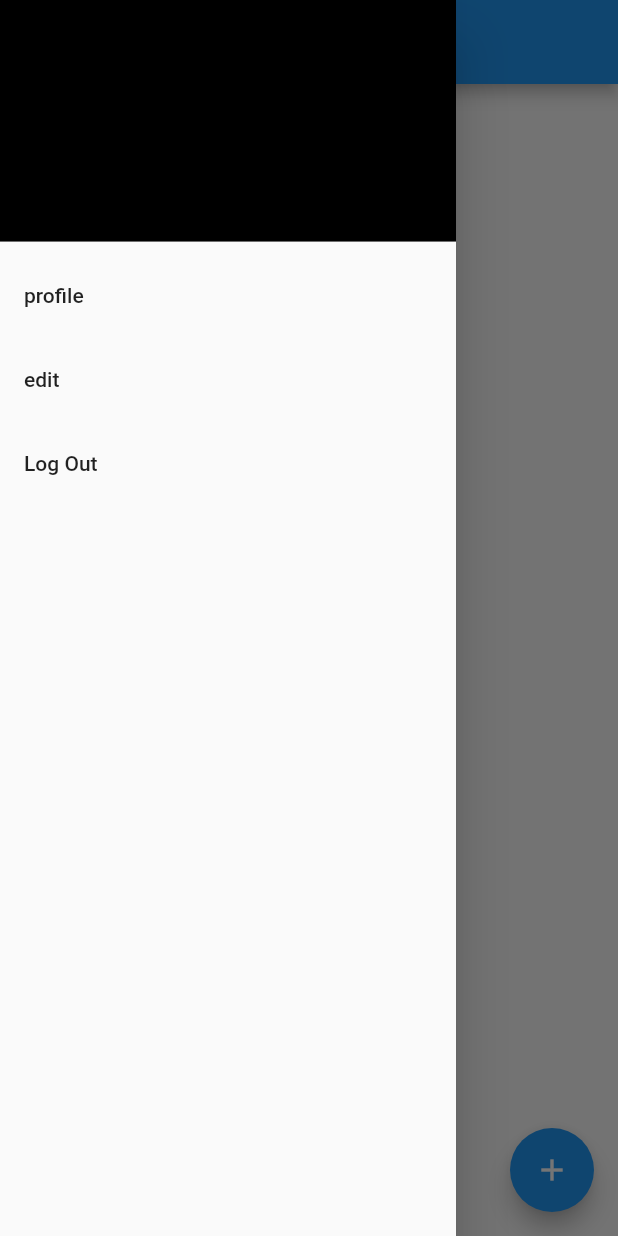
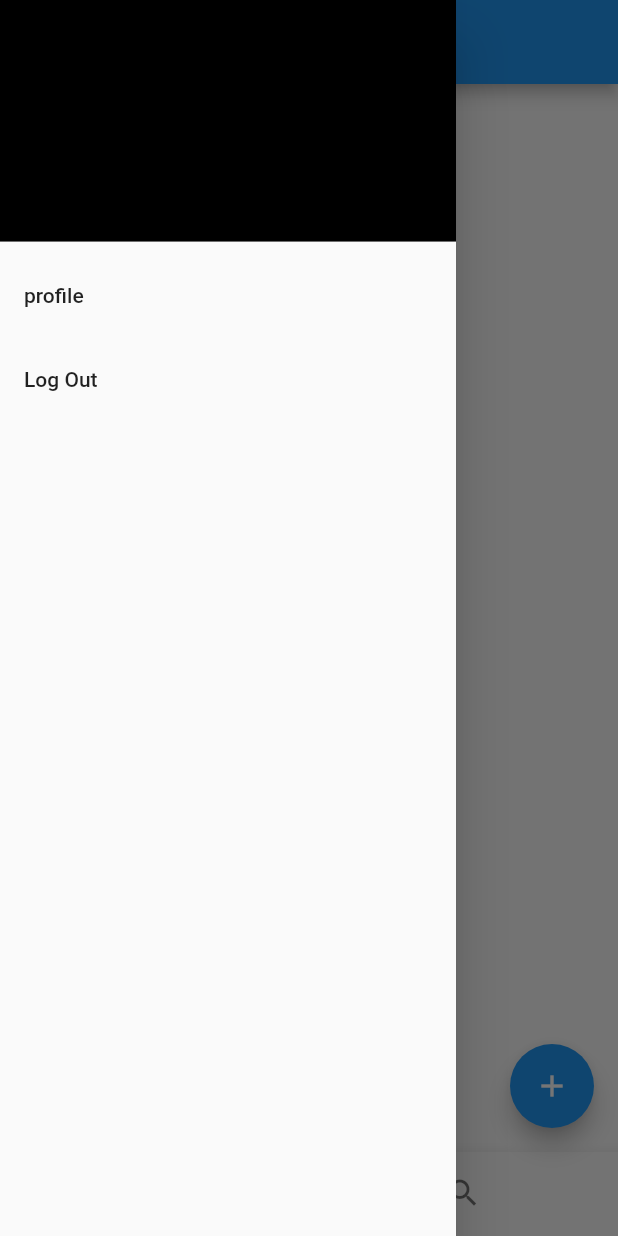
Before and after one commit to rudranshawasthi/chatroom, a Flutter app: the screen it shows once a user with an empty profile is signed in, with the side drawer open, on a phone screen of 412 x 824 dp. Run offline on Flutter 3.47's test engine with Material 2 defaults, Android fonts, the phone set to English and light mode, and no system bars; our stand-ins replace cloud_firestore, firebase_auth, firebase_core, firebase_storage, image_picker; accounts and stored records are empty.

Commit message:
search users

```diff
--- a/Chatroom/lib/screens/main/home.dart
+++ b/Chatroom/lib/screens/main/home.dart
@@ -1,15 +1,31 @@
+import 'package:Chatroom/screens/main/home/feed.dart';
+import 'package:Chatroom/screens/main/home/search.dart';
 import 'package:Chatroom/services/auth.dart';
+import 'package:firebase_auth/firebase_auth.dart';
 import 'package:flutter/material.dart';
 
-class Home extends StatelessWidget {
+class Home extends StatefulWidget {
+  @override
+  _HomeState createState() => _HomeState();
+}
+
+class _HomeState extends State<Home> {
   final AuthService _authService = AuthService();
+  int _currentIndex = 0;
+  final List<Widget> _children = [Feed(), Search()];
+
+  void onTapPressed(int index) {
+    setState(() {
+      _currentIndex = index;
+    });
+  }
+
   @override
   Widget build(BuildContext context) {
     return Scaffold(
       appBar: AppBar(
         title: Text('Home'),
       ),
-      body: Text("home"),
       floatingActionButton: FloatingActionButton(
         onPressed: () {
           Navigator.pushNamed(context, '/add');
@@ -26,12 +42,8 @@ class Home extends StatelessWidget {
             ListTile(
                 title: Text("profile"),
                 onTap: () {
-                  Navigator.pushNamed(context, '/profile');
-                }),
-            ListTile(
-                title: Text("edit"),
-                onTap: () {
-                  Navigator.pushNamed(context, '/edit');
+                  Navigator.pushNamed(context, '/profile',
+                      arguments: FirebaseAuth.instance.currentUser.uid);
                 }),
             ListTile(
                 title: Text("Log Out"),
@@ -41,6 +53,17 @@ class Home extends StatelessWidget {
           ],
         ),
       ),
+      bottomNavigationBar: BottomNavigationBar(
+        onTap: onTapPressed,
+        currentIndex: _currentIndex,
+        showSelectedLabels: false,
+        showUnselectedLabels: false,
+        items: [
+          BottomNavigationBarItem(icon: Icon(Icons.home), label: 'home'),
+          BottomNavigationBarItem(icon: Icon(Icons.search), label: 'search'),
+        ],
+      ),
+      body: _children[_currentIndex],
     );
   }
 }
--- /dev/null
+++ b/Chatroom/lib/screens/main/home/feed.dart
@@ -0,0 +1,13 @@
+import 'package:flutter/material.dart';
+
+class Feed extends StatefulWidget {
+  @override
+  _FeedState createState() => _FeedState();
+}
+
+class _FeedState extends State<Feed> {
+  @override
+  Widget build(BuildContext context) {
+    return Text("Feed");
+  }
+}
--- /dev/null
+++ b/Chatroom/lib/screens/main/home/search.dart
@@ -0,0 +1,37 @@
+import 'package:Chatroom/screens/main/profile/list.dart';
+import 'package:Chatroom/services/user.dart';
+import 'package:flutter/material.dart';
+import 'package:provider/provider.dart';
+
+class Search extends StatefulWidget {
+  @override
+  _SearchState createState() => _SearchState();
+}
+
+class _SearchState extends State<Search> {
+  UserService _userService = UserService();
+  String search = '';
+
+  @override
+  Widget build(BuildContext context) {
+    return StreamProvider.value(
+      value: _userService.queryByName(search),
+      child: Column(
+        children: [
+          Padding(
+            padding: EdgeInsets.all(10),
+            child: TextField(
+              onChanged: (text) {
+                setState(() {
+                  search = text;
+                });
+              },
+              decoration: InputDecoration(hintText: 'Search...'),
+            ),
+          ),
+          ListUsers()
+        ],
+      ),
+    );
+  }
+}
--- a/Chatroom/lib/services/posts.dart
+++ b/Chatroom/lib/services/posts.dart
@@ -9,9 +9,9 @@ class PostService {
       print(doc.get('text'));
       return PostModel(
         id: doc.id,
-        text: doc.get('text') ?? '',
-        creator: doc.get('createrID') ?? '',
-        timestamp: doc.get('timestamp') ?? 0,
+        text: doc.data()['text'] ?? '',
+        creator: doc.data()['createrID'] ?? '',
+        timestamp: doc.data()['timestamp'] ?? 0,
       );
     }).toList();
   }
```
Also changed, not shown: Chatroom/lib/screens/main/profile/list.dart (added, +50 -0 lines), Chatroom/lib/screens/main/profile/profile.dart (+81 -7 lines), Chatroom/lib/services/user.dart (+49 -0 lines), Chatroom/pubspec.yaml (+6 -6 lines), Chatroom/pubspec.lock.
